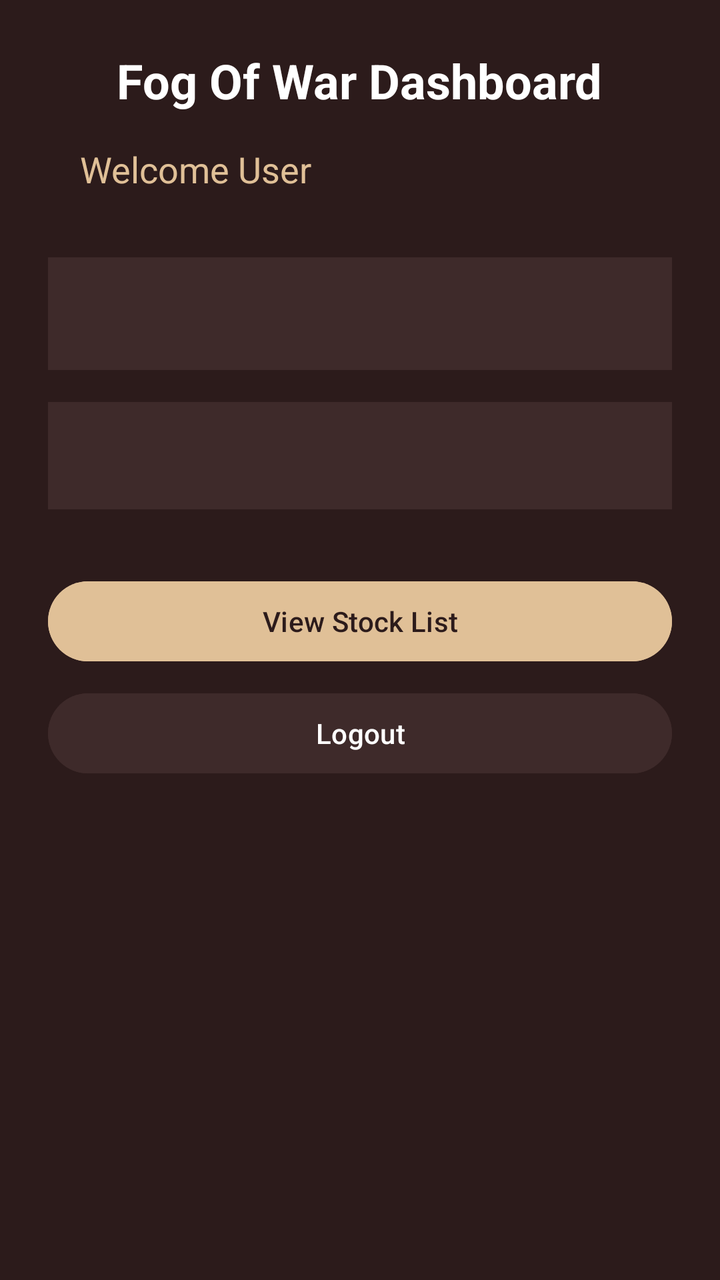
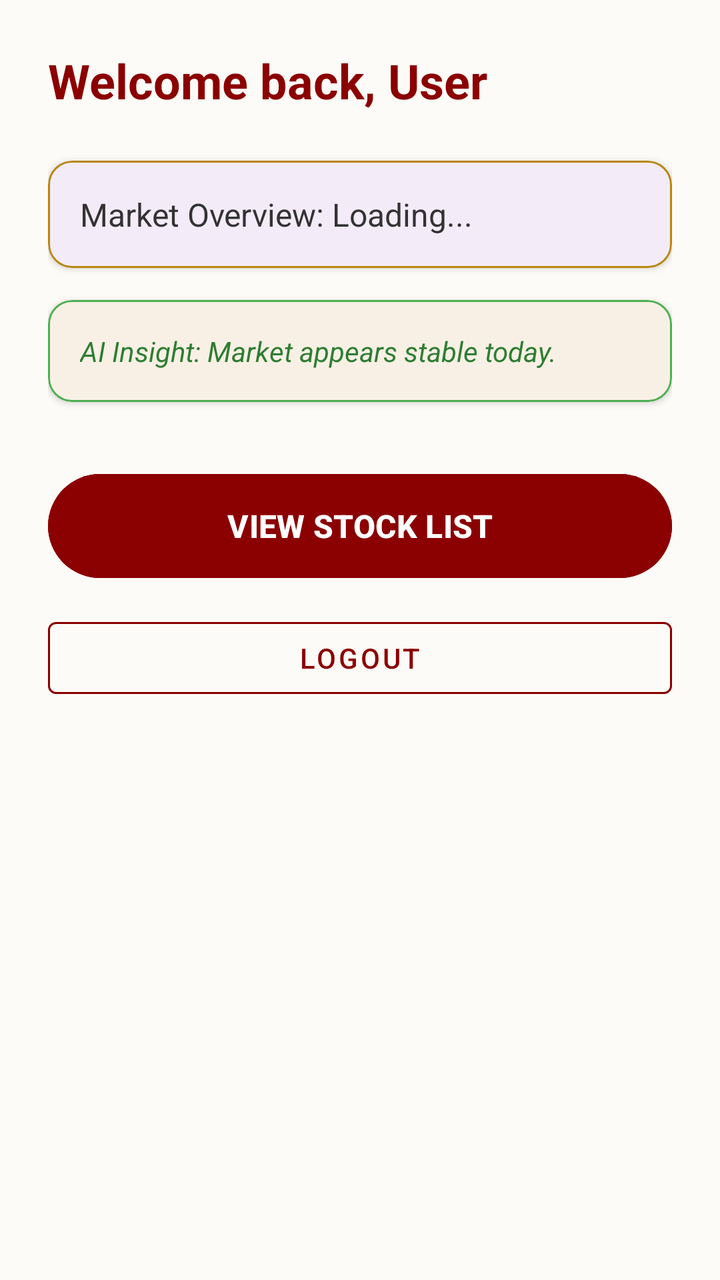

Before-and-after screenshots of an Android layout around one commit, followed by the original layout XML and the change that was made.
<!-- AndroidManifest.xml: application theme Theme.FogOfWar -->
<!-- res/layout/activity_dashboard.xml -->
<?xml version="1.0" encoding="utf-8"?>
<LinearLayout xmlns:android="http://schemas.android.com/apk/res/android"
    android:layout_width="match_parent"
    android:layout_height="match_parent"
    android:orientation="vertical"
    android:background="#2C1B1B"
    android:padding="24dp"
    android:gravity="center_horizontal">

    <TextView
        android:layout_width="wrap_content"
        android:layout_height="wrap_content"
        android:text="Fog Of War Dashboard"
        android:textColor="#FFFFFF"
        android:textSize="24sp"
        android:textStyle="bold" />

    <TextView
        android:id="@+id/textviewUser"
        android:layout_width="match_parent"
        android:layout_height="wrap_content"
        android:padding="16dp"
        android:text="Welcome User"
        android:textColor="#E0C097"
        android:textSize="18sp" />

    <TextView
        android:id="@+id/textviewStockData"
        android:layout_width="match_parent"
        android:layout_height="wrap_content"
        android:layout_marginTop="16dp"
        android:background="#3E2A2A"
        android:padding="16dp"
        android:textColor="#E0C097"
        android:textSize="18sp" />

    <TextView
        android:id="@+id/textviewAIPreview"
        android:layout_width="match_parent"
        android:layout_height="wrap_content"
        android:layout_marginTop="16dp"
        android:background="#3E2A2A"
        android:padding="16dp"
        android:textColor="#4CAF50"
        android:textSize="16sp"
        android:textStyle="italic" />

    
    <Button
        android:id="@+id/btnViewList"
        android:layout_width="match_parent"
        android:layout_height="wrap_content"
        android:layout_marginTop="32dp"
        android:backgroundTint="#E0C097"
        android:text="View Stock List"
        android:textColor="#2C1B1B" />

    <Button
        android:id="@+id/btnLogout"
        android:layout_width="match_parent"
        android:layout_height="wrap_content"
        android:layout_marginTop="8dp"
        android:backgroundTint="#3E2A2A"
        android:text="Logout"
        android:textColor="#FFFFFF" />

</LinearLayout>
<!-- resources referenced by this layout -->
<resources>
  <style name="Theme.FogOfWar" parent="Base.Theme.FogOfWar" />
  <style name="Base.Theme.FogOfWar" parent="Theme.Material3.DayNight.NoActionBar">
          
          
      </style>
</resources>

<!-- the commit's change to res/layout/activity_dashboard.xml (unified diff, before → after) -->
@@ -1,67 +1,82 @@
 <?xml version="1.0" encoding="utf-8"?>
 <LinearLayout xmlns:android="http://schemas.android.com/apk/res/android"
+    xmlns:app="http://schemas.android.com/apk/res-auto"
     android:layout_width="match_parent"
     android:layout_height="match_parent"
     android:orientation="vertical"
-    android:background="#2C1B1B"
-    android:padding="24dp"
-    android:gravity="center_horizontal">
-
-    <TextView
-        android:layout_width="wrap_content"
-        android:layout_height="wrap_content"
-        android:text="Fog Of War Dashboard"
-        android:textColor="#FFFFFF"
-        android:textSize="24sp"
-        android:textStyle="bold" />
+    android:background="#FDFBF7"
+    android:padding="24dp">
 
     <TextView
         android:id="@+id/textviewUser"
         android:layout_width="match_parent"
         android:layout_height="wrap_content"
-        android:padding="16dp"
-        android:text="Welcome User"
-        android:textColor="#E0C097"
-        android:textSize="18sp" />
+        android:text="Welcome back, User"
+        android:textColor="#8B0000"
+        android:textSize="24sp"
+        android:textStyle="bold"
+        android:layout_marginBottom="24dp" />
 
-    <TextView
-        android:id="@+id/textviewStockData"
+    <com.google.android.material.card.MaterialCardView
         android:layout_width="match_parent"
         android:layout_height="wrap_content"
-        android:layout_marginTop="16dp"
-        android:background="#3E2A2A"
-        android:padding="16dp"
-        android:textColor="#E0C097"
-        android:textSize="18sp" />
+        android:layout_marginBottom="16dp"
+        app:cardCornerRadius="12dp"
+        app:cardElevation="2dp"
+        app:strokeColor="#B8860B"
+        app:strokeWidth="1dp">
 
-    <TextView
-        android:id="@+id/textviewAIPreview"
+        <TextView
+            android:id="@+id/textviewStockData"
+            android:layout_width="match_parent"
+            android:layout_height="wrap_content"
+            android:padding="16dp"
+            android:text="Market Overview: Loading..."
+            android:textColor="#333333"
+            android:textSize="16sp" />
+    </com.google.android.material.card.MaterialCardView>
+
+    <com.google.android.material.card.MaterialCardView
         android:layout_width="match_parent"
         android:layout_height="wrap_content"
-        android:layout_marginTop="16dp"
-        android:background="#3E2A2A"
-        android:padding="16dp"
-        android:textColor="#4CAF50"
+        android:layout_marginBottom="32dp"
+        app:cardCornerRadius="12dp"
+        app:cardElevation="2dp"
+        app:cardBackgroundColor="#F8F0E5"
+        app:strokeColor="#4CAF50"
+        app:strokeWidth="1dp">
+
+        <TextView
+            android:id="@+id/textviewAIPreview"
+            android:layout_width="match_parent"
+            android:layout_height="wrap_content"
+            android:padding="16dp"
+            android:text="AI Insight: Market appears stable today."
+            android:textColor="#2E7D32"
+            android:textSize="14sp"
+            android:textStyle="italic" />
+    </com.google.android.material.card.MaterialCardView>
+
+    <Button
+        android:id="@+id/buttonViewList"
+        android:layout_width="match_parent"
+        android:layout_height="60dp"
+        android:backgroundTint="#8B0000"
+        android:text="VIEW STOCK LIST"
+        android:textColor="#FFFFFF"
         android:textSize="16sp"
-        android:textStyle="italic" />
+        android:textStyle="bold" />
 
-    
     <Button
-        android:id="@+id/btnViewList"
+        android:id="@+id/buttonLogout"
         android:layout_width="match_parent"
         android:layout_height="wrap_content"
-        android:layout_marginTop="32dp"
-        android:backgroundTint="#E0C097"
-        android:text="View Stock List"
-        android:textColor="#2C1B1B" />
-
-    <Button
-        android:id="@+id/btnLogout"
-        android:layout_width="match_parent"
-        android:layout_height="wrap_content"
-        android:layout_marginTop="8dp"
-        android:backgroundTint="#3E2A2A"
+        android:layout_marginTop="12dp"
+        android:backgroundTint="#FDFBF7"
         android:text="Logout"
-        android:textColor="#FFFFFF" />
+        android:textColor="#8B0000"
+        app:strokeColor="#8B0000"
+        app:strokeWidth="1dp"
+        style="@style/Widget.MaterialComponents.Button.OutlinedButton" />
 
 </LinearLayout>
